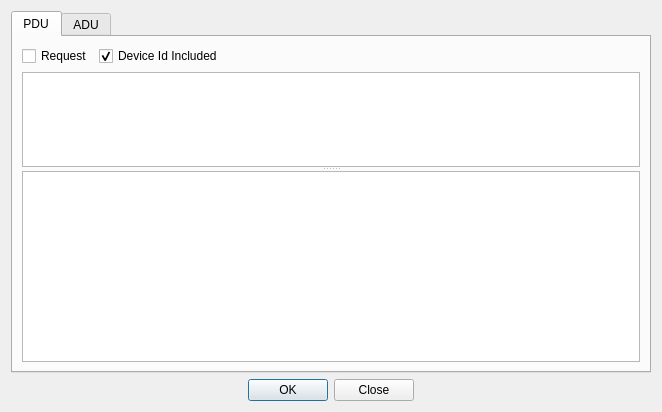
Before: the Qt Designer form omodscan/dialogmsgparser.ui in sanny32/OpenModScan, drawn with Qt 5.
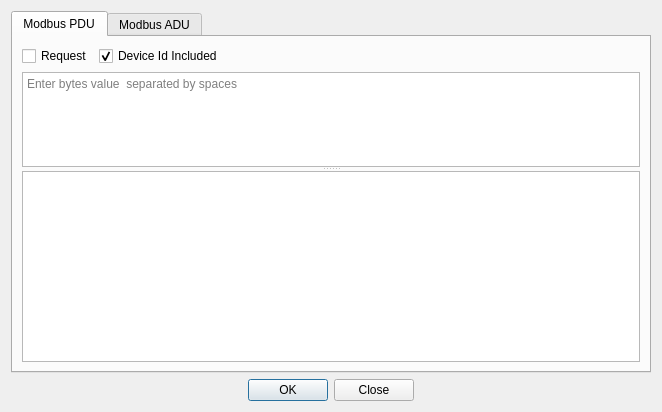
After: the same form once the commit is applied. Custom widgets are drawn as their Qt base class.

Commit message: Developing modbus message parser

```diff
--- a/omodscan/dialogmsgparser.ui
+++ b/omodscan/dialogmsgparser.ui
@@ -21,7 +21,7 @@
      </property>
      <widget class="QWidget" name="tabPdu">
       <attribute name="title">
-       <string>PDU</string>
+       <string>Modbus PDU</string>
       </attribute>
       <layout class="QVBoxLayout" name="verticalLayout_2">
        <item>
@@ -70,6 +70,9 @@
             <verstretch>1</verstretch>
            </sizepolicy>
           </property>
+          <property name="placeholderText">
+           <string>Enter bytes value  separated by spaces</string>
+          </property>
          </widget>
          <widget class="ModbusMessageWidget" name="pduInfo">
           <property name="sizePolicy">
@@ -85,7 +88,7 @@
      </widget>
      <widget class="QWidget" name="tabAdu">
       <attribute name="title">
-       <string>ADU</string>
+       <string>Modbus ADU</string>
       </attribute>
      </widget>
     </widget>
```
The commit also changes 2 other files.
